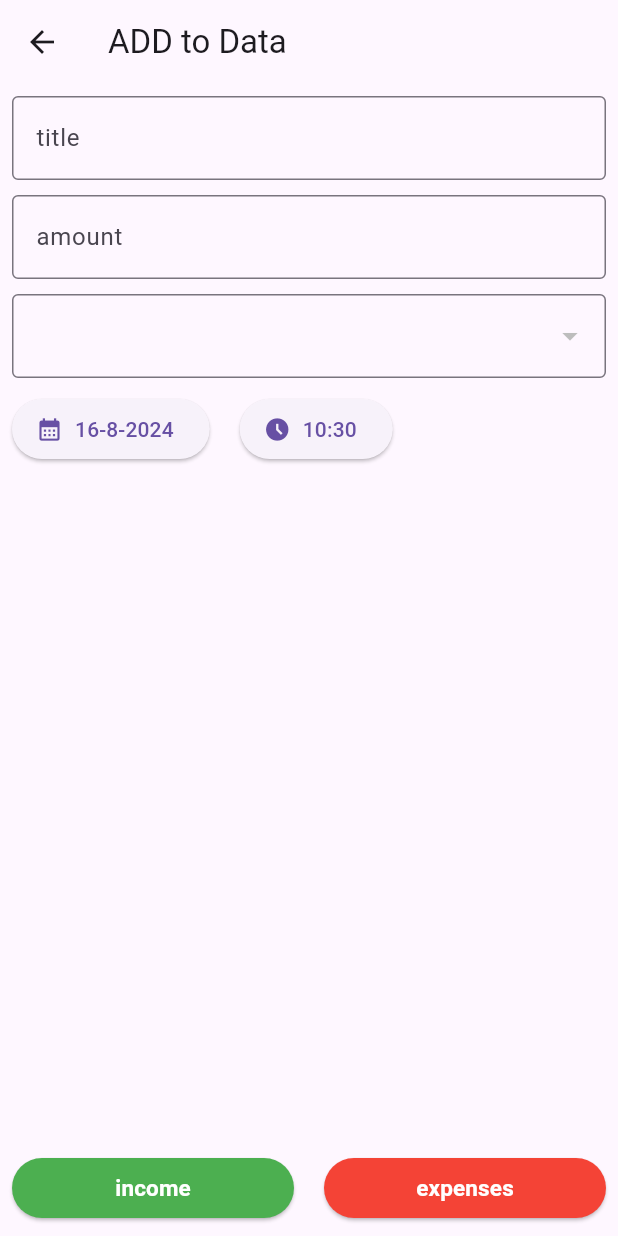
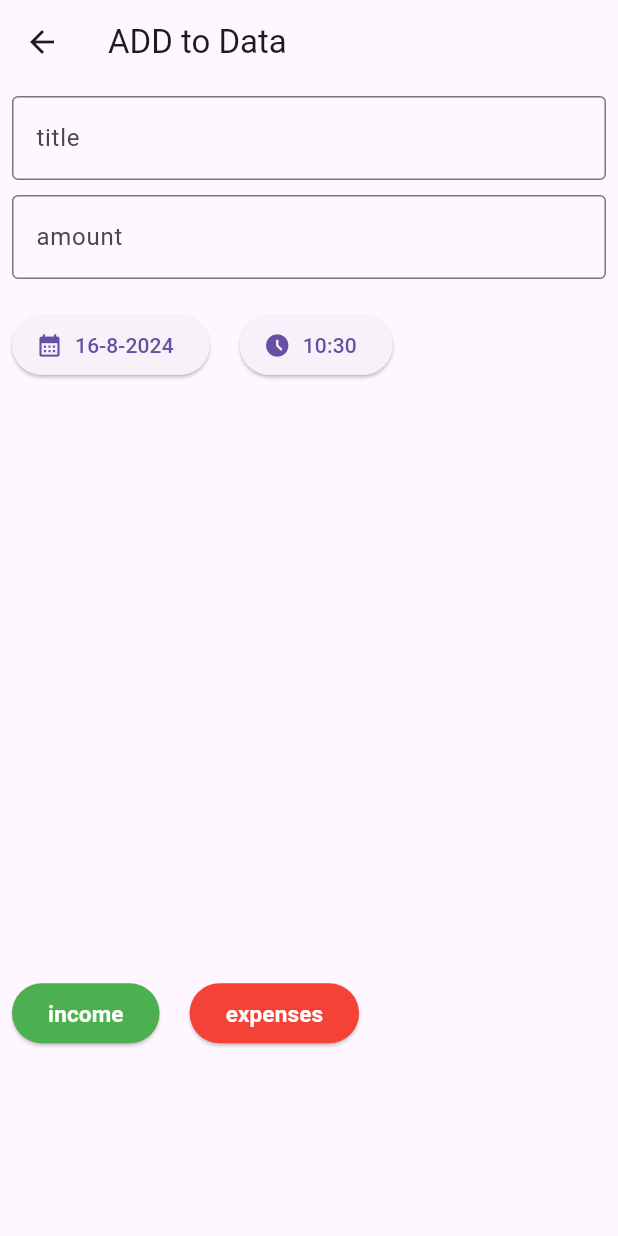
Before and after one commit to shitalchauhan769/buget_trocker_app, a Flutter app: the screen it shows after launch, after a tap on the "add" icon, on a phone screen of 412 x 824 dp. Run offline on Flutter 3.47's test engine with Material 3 defaults, Android fonts, the phone set to English and light mode, and no system bars; our stand-ins replace get, sqflite; accounts and stored records are empty.

Commit message:
16-8-2024

```diff
--- a/lib/screen/entry/controller/entry_controller.dart
+++ b/lib/screen/entry/controller/entry_controller.dart
@@ -1,9 +1,18 @@
+import 'package:budgt_trocker/screen/entry/model/entry_model.dart';
 import 'package:flutter/material.dart';
 import 'package:get/get.dart';
 
+import '../../utils/db_helper.dart';
+
 class EntryController extends GetxController
 {
+  DBHelper helper =DBHelper();
   Rx<DateTime> date= DateTime.now().obs;
   Rx<TimeOfDay> time=TimeOfDay.now().obs;
   RxnString selectCategory=RxnString();
+  RxList<EntryModel>entryList=<EntryModel>[].obs;
+
+  Future<void> getEntry() async {
+    entryList.value = await helper.readEntry();
+  }
 }
--- /dev/null
+++ b/lib/screen/entry/model/entry_model.dart
@@ -0,0 +1,24 @@
+class EntryModel {
+  int? id, status;
+  String? title, category, date, time,amount;
+
+  EntryModel(
+      {this.id,
+      this.status,
+      this.title,
+      this.amount,
+      this.category,
+      this.date,
+      this.time});
+
+  factory EntryModel.MapToModel(Map m1) {
+    return EntryModel(
+        id: m1['id'],
+        title: m1['title'],
+        category: m1['category'],
+        amount: m1['amount'],
+        date: m1['date'],
+        status: m1['status'],
+        time: m1['time']);
+  }
+}
--- a/lib/screen/entry/view/entry_screen.dart
+++ b/lib/screen/entry/view/entry_screen.dart
@@ -17,7 +17,11 @@ class _EntryScreenState extends State<EntryScreen> {
   CategoryController categoryController = Get.put(CategoryController());
   TextEditingController txtTitle = TextEditingController();
   TextEditingController txtAmount = TextEditingController();
-
+@override
+  void initState() {
+    categoryController.getCategory();
+    super.initState();
+  }
   @override
   Widget build(BuildContext context) {
     return Scaffold(
@@ -48,22 +52,23 @@ class _EntryScreenState extends State<EntryScreen> {
             const SizedBox(
               height: 10,
             ),
-            Obx(
-              () => DropdownButtonFormField(
-                value: "${controller.selectCategory}",
-                items: List.generate(
-                  categoryController.categoryList.length,
-                  (index) => DropdownMenuItem(
-                    child:
-                        Text(" ${categoryController.categoryList[index].name}"),
-                  ),
-                ),
-                onChanged: (value) {
-                  categoryController.getCategory();
-                },
-                decoration: const InputDecoration(border: OutlineInputBorder()),
-              ),
-            ),
+            // Obx(
+            //   () => DropdownButtonFormField(
+            //
+            //     value: "${controller.selectCategory}",
+            //     items: List.generate(
+            //       categoryController.categoryList.length,
+            //       (index) => DropdownMenuItem(
+            //         child:
+            //             Text(" ${categoryController.categoryList[index].name}"),
+            //       ),
+            //     ),
+            //     onChanged: (value) {
+            //      categoryController.getCategory();
+            //     },
+            //     decoration: const InputDecoration(border: OutlineInputBorder()),
+            //   ),
+            // ),
             const SizedBox(
               height: 10,
             ),
@@ -101,10 +106,10 @@ class _EntryScreenState extends State<EntryScreen> {
               ],
             ),
             Spacer(),
-            Row(
-              children: [
-                Expanded(
-                  child: ElevatedButton(
+            Expanded(
+              child: Row(
+                children: [
+                  ElevatedButton(
                     onPressed: () {
                       DBHelper helper = DBHelper();
                       helper.insertIncameExpens(
@@ -113,7 +118,13 @@ class _EntryScreenState extends State<EntryScreen> {
                           controller.selectCategory.value,
                           controller.time.value,
                           txtAmount.text,
-                          0);
+                          0,
+
+                      );
+                      controller.getEntry();
+                      Get.back();
+
+
                     },
                     child: Text(
                       "income",
@@ -126,12 +137,10 @@ class _EntryScreenState extends State<EntryScreen> {
                       backgroundColor: WidgetStatePropertyAll(Colors.green),
                     ),
                   ),
-                ),
-                const SizedBox(
-                  width: 20,
-                ),
-                Expanded(
-                  child: ElevatedButton(
+                  const SizedBox(
+                    width: 20,
+                  ),
+                  ElevatedButton(
                     onPressed: () {
                       DBHelper helper = DBHelper();
                       helper.insertIncameExpens(
@@ -140,7 +149,10 @@ class _EntryScreenState extends State<EntryScreen> {
                           controller.selectCategory.value,
                           controller.time.value,
                           txtAmount.text,
-                          1);
+                          1,);
+                      controller.getEntry();
+                      Get.back();
+
                     },
                     child: Text(
                       "expenses",
@@ -153,8 +165,8 @@ class _EntryScreenState extends State<EntryScreen> {
                       backgroundColor: WidgetStatePropertyAll(Colors.red),
                     ),
                   ),
-                ),
-              ],
+                ],
+              ),
             )
           ],
         ),
--- a/lib/screen/home/view/home_screen.dart
+++ b/lib/screen/home/view/home_screen.dart
@@ -1,3 +1,5 @@
+import 'package:budgt_trocker/screen/entry/controller/entry_controller.dart';
+import 'package:budgt_trocker/screen/utils/db_helper.dart';
 import 'package:flutter/material.dart';
 import 'package:get/get.dart';
 
@@ -9,6 +11,13 @@ class HomeScreen extends StatefulWidget {
 }
 
 class _HomeScreenState extends State<HomeScreen> {
+  EntryController controller = Get.put(EntryController());
+  @override
+  void initState() {
+   controller.getEntry();
+    super.initState();
+  }
+
   @override
   Widget build(BuildContext context) {
     return Scaffold(
@@ -23,13 +32,27 @@ class _HomeScreenState extends State<HomeScreen> {
           ),
         ],
       ),
-      body: ListView.builder(
-        itemCount: 10,
-        itemBuilder: (context, index) {
-          return ListTile(
-            title: Text("$index"),
-          );
-        },
+      body: Obx(
+        () => ListView.builder(
+          itemCount: controller.entryList.length,
+          itemBuilder: (context, index) {
+            return InkWell(
+              onDoubleTap: () {
+                DBHelper helper=DBHelper();
+                helper.deleteEntry(controller.entryList[index].id);
+                controller.getEntry();
+              },
+              child: ListTile(
+                title: Text(
+                  "${controller.entryList[index].category}",
+                  style: const TextStyle(fontSize: 20, fontWeight: FontWeight.bold),
+                ),
+                subtitle: Text("${controller.entryList[index].title}",  style: const TextStyle(fontSize: 14)),
+                trailing: Text("\$ ${controller.entryList[index].amount}",style: TextStyle(color: controller.entryList[index].status==1?Colors.red:Colors.green,fontSize: 20,fontWeight: FontWeight.bold),),
+              ),
+            );
+          },
+        ),
       ),
       floatingActionButton: FloatingActionButton(
         onPressed: () {
--- a/lib/screen/utils/db_helper.dart
+++ b/lib/screen/utils/db_helper.dart
@@ -1,4 +1,5 @@
 import 'package:budgt_trocker/screen/category/model/category_model.dart';
+import 'package:budgt_trocker/screen/entry/model/entry_model.dart';
 import 'package:sqflite/sqflite.dart';
 
 class DBHelper {
@@ -22,7 +23,7 @@ class DBHelper {
       version: 1,
       onCreate: (db, version) {
         String query = "CREATE TABLE category (cid INTEGER PRIMARY KEY AUTOINCREMENT, name TEXT)";
-        String query1 = "CREATE TABLE entry (id INTEGER PRIMARY KEY AUTOINCREMENT, title TEXT,amount TEXT,category TEXT,date TEXT,time TEXT,status TEXT)";
+        String query1 = "CREATE TABLE entry (id INTEGER PRIMARY KEY AUTOINCREMENT, title TEXT,amount TEXT,category TEXT,date TEXT,time TEXT,status INTEGER)";
         db.execute(query);
         db.execute(query1);
 
@@ -63,4 +64,26 @@ class DBHelper {
     String query = "INSERT INTO entry (title,amount,category,date,time,status) VALUES ('$title','$amount','$category','$date','$time','$status')";
     database!.rawInsert(query);
   }
+
+  Future<List<EntryModel>> readEntry()
+  async {
+    database=await checkDB();
+    String query="SELECT * FROM entry";
+    List<Map> l1 = await database!.rawQuery(query);
+    List<EntryModel> entryList=l1.map((e) => EntryModel.MapToModel(e),).toList();
+    return entryList;
+
+
+  }
+  Future<void> deleteEntry(int? id)
+  async {
+    database = await checkDB();
+    String query = " DELETE FROM entry WHERE id ='$id'";
+    database!.rawDelete(query);
+  }
+  Future<void> updateEntry(String title,String amount,String time,String category,String date,String status, int id) async {
+    database = await checkDB();
+    String query = "UPDATE entry SET title='$title',amount='$amount',time='$time',category='$category',date='$date',status='$status' WHERE cid='$id'";
+    database!.rawUpdate(query);
+  }
 }
```
